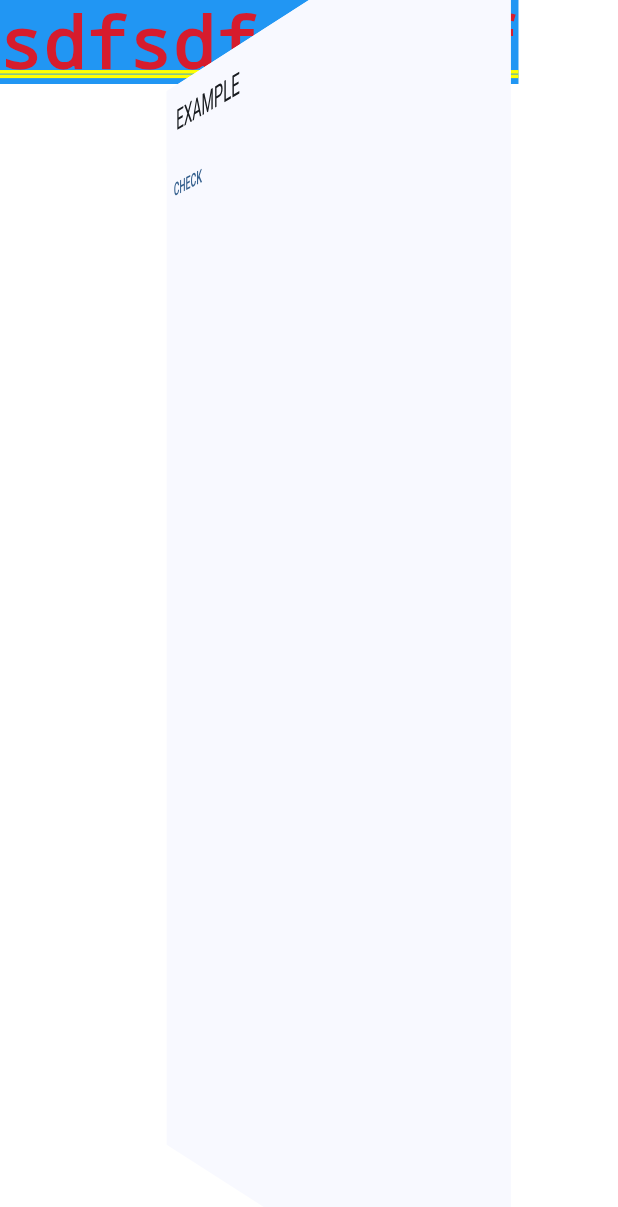
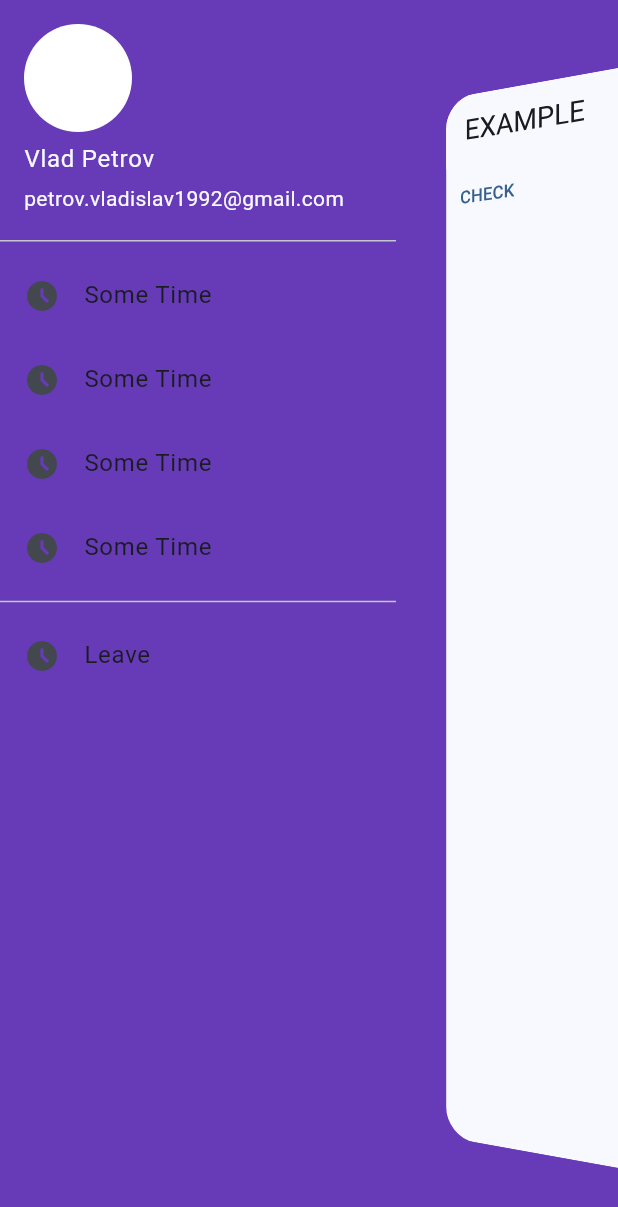
Before and after one commit to flyingV805/Flutter-FancySideMenu, a Flutter app: the screen it shows after launch, after a tap on "CHECK", on a phone screen of 412 x 824 dp. Shown: the top 1207 px of the screen. Run offline on Flutter 3.47's test engine with Material 3 defaults, Android fonts, the phone set to English and light mode, and no system bars.

Commit message:
Added 'menuWidth' and 'backgroundColor'

```diff
--- a/example/lib/main.dart
+++ b/example/lib/main.dart
@@ -43,13 +43,46 @@ class MyApp extends StatelessWidget {
             child: Text('CHECK')
           ),
         ),
-        sideMenu: Container(
-          color: Colors.blue,
-          child: const Column(
-            children: [
-              Text('sdfsdfsdfsdf')
-            ],
-          ),
+        sideMenu: Column(
+          crossAxisAlignment: CrossAxisAlignment.start,
+          children: [
+            UserAccountsDrawerHeader(
+              decoration: const BoxDecoration(color: Colors.transparent),
+              currentAccountPicture: Container(decoration: BoxDecoration(color: Colors.white, borderRadius: BorderRadius.circular(100)),),
+              accountName: const Text('Vlad Petrov'),
+              accountEmail: const Text('petrov.vladislav1992@gmail.com')
+            ),
+
+            ListTile(
+              leading: Icon(Icons.access_time_filled),
+              title: Text('Some Time'),
+              onTap: (){},
+            ),
+
+            ListTile(
+              leading: Icon(Icons.access_time_filled),
+              title: Text('Some Time'),
+              onTap: (){},
+            ),
+            ListTile(
+              leading: Icon(Icons.access_time_filled),
+              title: Text('Some Time'),
+              onTap: (){},
+            ),
+            ListTile(
+              leading: Icon(Icons.access_time_filled),
+              title: Text('Some Time'),
+              onTap: (){},
+            ),
+            Divider(),
+            ListTile(
+              leading: Icon(Icons.access_time_filled),
+              title: Text('Leave'),
+              onTap: (){},
+            )
+
+            //Text('sdfsdfsdfsdf')
+          ],
         )
       ),
     );
--- a/lib/src/screen_wrapper.dart
+++ b/lib/src/screen_wrapper.dart
@@ -8,12 +8,16 @@ class ScreenWrapper extends StatefulWidget {
   final ScreenWrapperController controller;
   final Scaffold scaffold;
   final Widget sideMenu;
+  final double menuWidth;
+  final Color? backgroundColor;
 
   const ScreenWrapper({
     super.key,
     required this.controller,
     required this.scaffold,
-    required this.sideMenu
+    required this.sideMenu,
+    this.menuWidth = 264.0,
+    this.backgroundColor
   });
 
   @override
@@ -28,6 +32,7 @@ class ScreenWrapperState extends State<ScreenWrapper> with SingleTickerProviderS
   late AnimationController _animController;
   late Animation<double> _translateAnim;
   late Animation<double> _scaleAnim;
+  late Animation<double> _pivotAnim;
 
   @override
   void initState() {
@@ -43,16 +48,19 @@ class ScreenWrapperState extends State<ScreenWrapper> with SingleTickerProviderS
     _scaleAnim = Tween<double>(begin: 1.0, end: .8)
         .animate(CurvedAnimation(parent: _animController, curve: Curves.fastOutSlowIn));
 
+    _pivotAnim = Tween<double>(begin: 0, end: .5)
+        .animate(CurvedAnimation(parent: _animController, curve: Curves.fastOutSlowIn));
+
     super.initState();
   }
 
   void showMenu(){
+    _isMenuOpened = !_isMenuOpened;
     if(_isMenuOpened){
       _animController.forward();
     }else{
       _animController.reverse();
     }
-    _isMenuOpened = !_isMenuOpened;
     /*setState(() {
       _isMenuOpened = !_isMenuOpened;
     });*/
@@ -68,20 +76,39 @@ class ScreenWrapperState extends State<ScreenWrapper> with SingleTickerProviderS
   Widget build(BuildContext context) {
     return Stack(
       children: [
-        AnimatedPositioned(
-          duration: const Duration(milliseconds: 200),
-          left: _translateAnim.value * -100,
-          child: SafeArea(child: widget.sideMenu)
+        const Positioned.fill(
+          child: ColoredBox(color: Colors.deepPurple/*Theme.of(context).cardColor*/ )
+        ),
+        Positioned(
+          height: MediaQuery.of(context).size.height,
+          width: widget.menuWidth,
+          //duration: const Duration(milliseconds: 20),
+          left: (1 - _translateAnim.value) * -(widget.menuWidth),
+          child: Material(
+            color: Colors.deepPurple,
+            child: SafeArea(
+              child: widget.sideMenu
+            )
+          )
         ),
         Transform(
           alignment: Alignment.center,
           transform: Matrix4.identity()
             ..setEntry(3, 2, .001)
-            ..rotateY(1 - 30 * _translateAnim.value * pi / 180),
+            ..rotateY(_pivotAnim.value),
           //offset: Offset(_translateAnim.value * 200, 0),
-          child: Transform.scale(
-            scale: _scaleAnim.value,
-            child: widget.scaffold
+          child: Transform.translate(
+            offset: Offset(
+              _translateAnim.value * widget.menuWidth,
+              0
+            ),
+            child: Transform.scale(
+              scale: _scaleAnim.value,
+              child: ClipRRect(
+                borderRadius: BorderRadius.circular(_translateAnim.value * 24),
+                child: widget.scaffold
+              )
+            ),
           ),
         )
       ],
```
